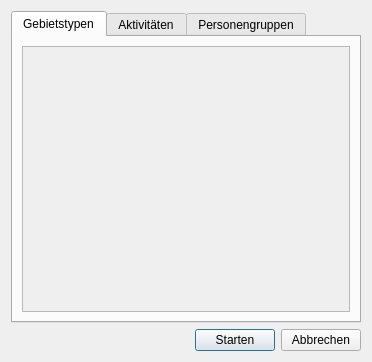
ChrFr/gui_vm, file src/gui_vm/view/qt_designed/special_run.ui: the form before one commit.
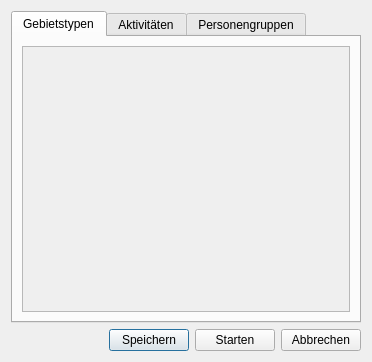
The form after the commit.

Commit message: special run gui change

Patch:
```diff
--- a/src/gui_vm/view/qt_designed/special_run.ui
+++ b/src/gui_vm/view/qt_designed/special_run.ui
@@ -29,6 +29,13 @@
        </property>
       </spacer>
      </item>
+     <item>
+      <widget class="QPushButton" name="store_button">
+       <property name="text">
+        <string>Speichern</string>
+       </property>
+      </widget>
+     </item>
      <item>
       <widget class="QPushButton" name="start_button">
        <property name="text">
```
Left out of the diff: 12 changed lines with no effect on the pictures. The commit also changes 3 other files.
